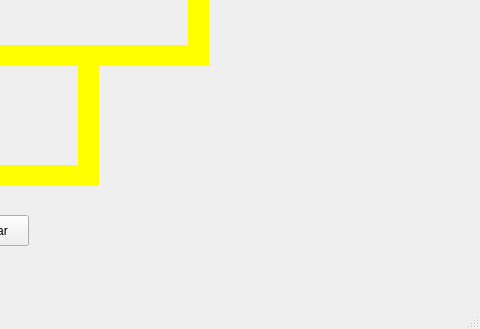
First picture: the form in mainwindow.ui, repository mclara-s/SO_U1-Trens, before the edit; both pictures show x 452 to 932 and y 292 to 621 of the 932 by 621 pixel window.
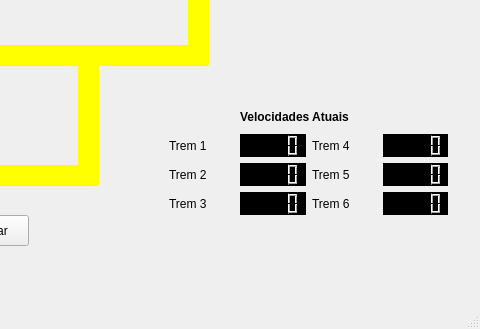
Second picture: the form after the edit.

Commit message: display velocidades

```diff
--- a/mainwindow.ui
+++ b/mainwindow.ui
@@ -444,6 +444,109 @@
      <string>T6</string>
     </property>
    </widget>
+   <widget class="QWidget" name="">
+    <property name="geometry">
+     <rect>
+      <x>610</x>
+      <y>370</y>
+      <width>301</width>
+      <height>131</height>
+     </rect>
+    </property>
+    <layout class="QGridLayout" name="gridLayout">
+     <item row="0" column="1" colspan="2">
+      <widget class="QLabel" name="label_7">
+       <property name="text">
+        <string>&lt;b&gt;Velocidades Atuais&lt;b&gt;</string>
+       </property>
+      </widget>
+     </item>
+     <item row="1" column="0">
+      <widget class="QLabel" name="label">
+       <property name="text">
+        <string>Trem 1</string>
+       </property>
+      </widget>
+     </item>
+     <item row="1" column="1">
+      <widget class="QLCDNumber" name="lcdNumber">
+       <property name="styleSheet">
+        <string notr="true">background-color: black</string>
+       </property>
+      </widget>
+     </item>
+     <item row="1" column="2">
+      <widget class="QLabel" name="label_4">
+       <property name="text">
+        <string>Trem 4</string>
+       </property>
+      </widget>
+     </item>
+     <item row="1" column="3">
+      <widget class="QLCDNumber" name="lcdNumber_4">
+       <property name="styleSheet">
+        <string notr="true">background-color: black</string>
+       </property>
+      </widget>
+     </item>
+     <item row="2" column="0">
+      <widget class="QLabel" name="label_2">
+       <property name="text">
+        <string>Trem 2</string>
+       </property>
+      </widget>
+     </item>
+     <item row="2" column="1">
+      <widget class="QLCDNumber" name="lcdNumber_2">
+       <property name="styleSheet">
+        <string notr="true">background-color: black</string>
+       </property>
+      </widget>
+     </item>
+     <item row="2" column="2">
+      <widget class="QLabel" name="label_5">
+       <property name="text">
+        <string>Trem 5</string>
+       </property>
+      </widget>
+     </item>
+     <item row="2" column="3">
+      <widget class="QLCDNumber" name="lcdNumber_5">
+       <property name="styleSheet">
+        <string notr="true">background-color: black</string>
+       </property>
+      </widget>
+     </item>
+     <item row="3" column="0">
+      <widget class="QLabel" name="label_3">
+       <property name="text">
+        <string>Trem 3</string>
+       </property>
+      </widget>
+     </item>
+     <item row="3" column="1">
+      <widget class="QLCDNumber" name="lcdNumber_3">
+       <property name="styleSheet">
+        <string notr="true">background-color: black</string>
+       </property>
+      </widget>
+     </item>
+     <item row="3" column="2">
+      <widget class="QLabel" name="label_6">
+       <property name="text">
+        <string>Trem 6</string>
+       </property>
+      </widget>
+     </item>
+     <item row="3" column="3">
+      <widget class="QLCDNumber" name="lcdNumber_6">
+       <property name="styleSheet">
+        <string notr="true">background-color: black</string>
+       </property>
+      </widget>
+     </item>
+    </layout>
+   </widget>
    <zorder>label_trilho1</zorder>
    <zorder>label_trilho1_2</zorder>
    <zorder>label_trilho1_3</zorder>
```
Left out of the diff: 13 changed lines with no effect on the pictures. The commit also changes 15 other files.
